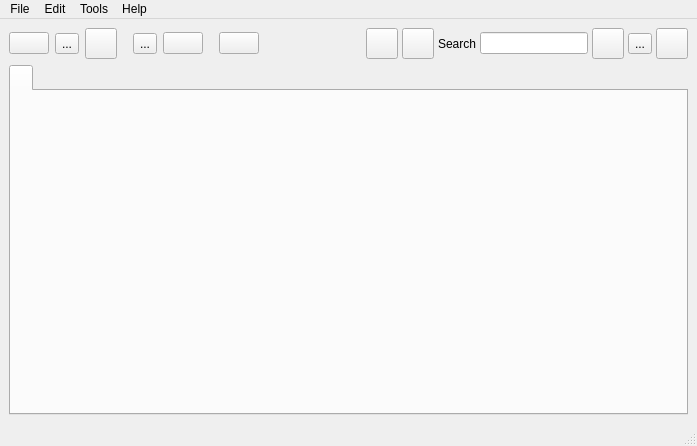
Qt form galacteek/ui/galacteek.ui (pinnaculum/galacteek) before a commit.
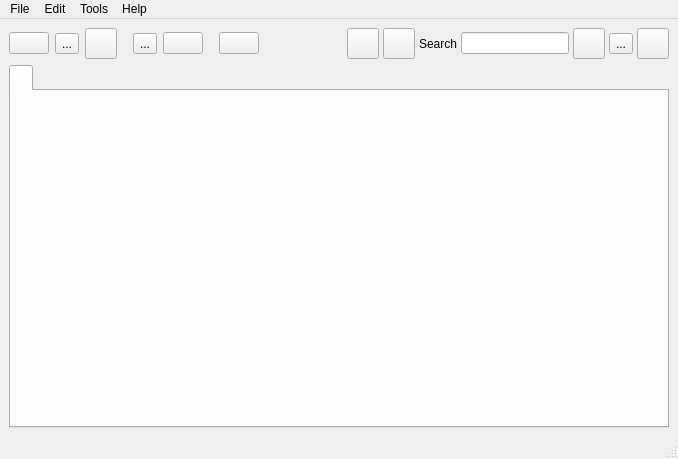
The same form after that commit. Icons and pictures are not drawn.

Diff of the .ui file:
```diff
--- a/galacteek/ui/galacteek.ui
+++ b/galacteek/ui/galacteek.ui
@@ -6,8 +6,8 @@
    <rect>
     <x>0</x>
     <y>0</y>
-    <width>697</width>
-    <height>446</height>
+    <width>678</width>
+    <height>459</height>
    </rect>
   </property>
   <property name="sizePolicy">
@@ -383,7 +383,7 @@
     <rect>
      <x>0</x>
      <y>0</y>
-     <width>697</width>
+     <width>678</width>
      <height>20</height>
     </rect>
    </property>
```
Left out of the diff: 2 changed lines with no effect on the pictures.
